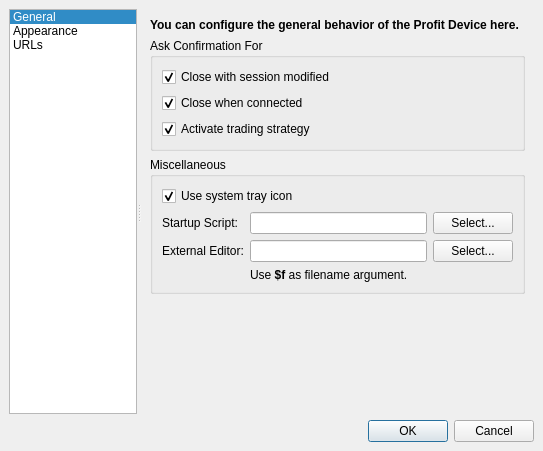
hpsilva/profitpy, file profit/widgets/ui_settingsdialog.ui: the form before one commit.
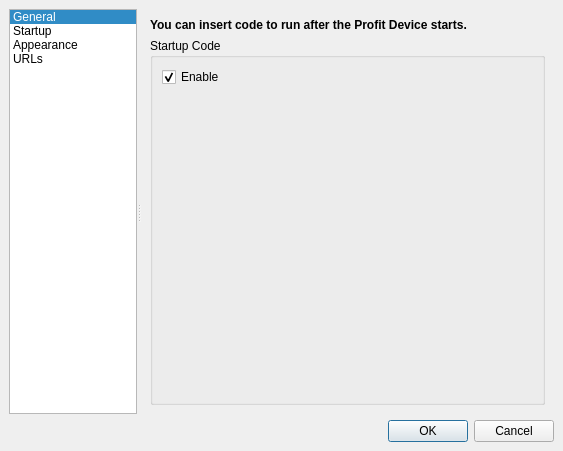
The form after the commit. The open tabs and pages were chosen to show the change. Icons and pictures are not drawn. Custom widgets are drawn as their Qt base class.

Diff of the .ui file:
```diff
--- a/profit/widgets/ui_settingsdialog.ui
+++ b/profit/widgets/ui_settingsdialog.ui
@@ -5,7 +5,7 @@
    <rect>
     <x>0</x>
     <y>0</y>
-    <width>543</width>
+    <width>563</width>
     <height>451</height>
    </rect>
   </property>
@@ -80,6 +80,15 @@
          <normaloff>:/images/icons/kcontrol.png</normaloff>:/images/icons/kcontrol.png</iconset>
        </property>
       </item>
+      <item>
+       <property name="text" >
+        <string>Startup</string>
+       </property>
+       <property name="icon" >
+        <iconset resource="profit.qrc" >
+         <normaloff>:/images/icons/source_py.png</normaloff>:/images/icons/source_py.png</iconset>
+       </property>
+      </item>
       <item>
        <property name="text" >
         <string>Appearance</string>
@@ -108,8 +117,8 @@
         <rect>
          <x>0</x>
          <y>0</y>
-         <width>393</width>
-         <height>401</height>
+         <width>411</width>
+         <height>400</height>
         </rect>
        </property>
        <layout class="QVBoxLayout" >
@@ -210,41 +219,24 @@
              <property name="spacing" >
               <number>6</number>
              </property>
-             <item row="0" column="0" >
-              <widget class="QLabel" name="label" >
-               <property name="text" >
-                <string>Startup Script:</string>
-               </property>
-              </widget>
-             </item>
-             <item row="1" column="1" >
+             <item row="0" column="1" >
               <widget class="QLineEdit" name="externalEditor" />
              </item>
-             <item row="1" column="0" >
+             <item row="0" column="0" >
               <widget class="QLabel" name="label" >
                <property name="text" >
                 <string>External Editor:</string>
                </property>
               </widget>
              </item>
-             <item row="1" column="2" >
-              <widget class="QPushButton" name="selectExternalEditor" >
-               <property name="text" >
-                <string>Select...</string>
-               </property>
-              </widget>
-             </item>
-             <item row="0" column="1" >
-              <widget class="QLineEdit" name="startupScript" />
-             </item>
              <item row="0" column="2" >
-              <widget class="QPushButton" name="selectStartupScript" >
+              <widget class="QPushButton" name="selectExternalEditor" >
                <property name="text" >
                 <string>Select...</string>
                </property>
               </widget>
              </item>
-             <item row="2" column="1" >
+             <item row="1" column="1" >
               <widget class="QLabel" name="label" >
                <property name="text" >
                 <string>Use &lt;b>$f&lt;/b> as filename argument.</string>
@@ -271,6 +263,68 @@
         </item>
        </layout>
       </widget>
+      <widget class="QWidget" name="startupPage" >
+       <layout class="QVBoxLayout" name="verticalLayout" >
+        <item>
+         <widget class="QLabel" name="label_2" >
+          <property name="text" >
+           <string>&lt;!DOCTYPE HTML PUBLIC "-//W3C//DTD HTML 4.0//EN" "http://www.w3.org/TR/REC-html40/strict.dtd">
+&lt;html>&lt;head>&lt;meta name="qrichtext" content="1" />&lt;style type="text/css">
+p, li { white-space: pre-wrap; }
+&lt;/style>&lt;/head>&lt;body style=" font-family:'DejaVu Sans'; font-size:10pt; font-weight:400; font-style:normal;">
+&lt;p style=" margin-top:0px; margin-bottom:0px; margin-left:0px; margin-right:0px; -qt-block-indent:0; text-indent:0px; font-family:'Sans Serif'; font-size:9pt;">&lt;span style=" font-weight:600;">You can insert code to run after the Profit Device starts.&lt;/span>&lt;/p>&lt;/body>&lt;/html></string>
+          </property>
+         </widget>
+        </item>
+        <item>
+         <widget class="QGroupBox" name="starupGroup" >
+          <property name="title" >
+           <string>Startup Code</string>
+          </property>
+          <property name="flat" >
+           <bool>true</bool>
+          </property>
+          <layout class="QVBoxLayout" name="_2" >
+           <property name="spacing" >
+            <number>6</number>
+           </property>
+           <property name="margin" >
+            <number>9</number>
+           </property>
+           <item>
+            <widget class="QCheckBox" name="enableStartupCode" >
+             <property name="text" >
+              <string>Enable</string>
+             </property>
+             <property name="checked" >
+              <bool>true</bool>
+             </property>
+            </widget>
+           </item>
+           <item>
+            <widget class="CallableSelectWidget" native="1" name="startupCallableSelect" />
+           </item>
+           <item>
+            <spacer name="verticalSpacer" >
+             <property name="orientation" >
+              <enum>Qt::Vertical</enum>
+             </property>
+             <property name="sizeHint" stdset="0" >
+              <size>
+               <width>20</width>
+               <height>40</height>
+              </size>
+             </property>
+            </spacer>
+           </item>
+          </layout>
+         </widget>
+        </item>
+       </layout>
+       <zorder>label_2</zorder>
+       <zorder>starupGroup</zorder>
+       <zorder>confirmActivateStrategy_2</zorder>
+      </widget>
       <widget class="QWidget" name="appearancePage" >
        <property name="geometry" >
         <rect>
@@ -661,6 +715,14 @@
    </item>
   </layout>
  </widget>
+ <customwidgets>
+  <customwidget>
+   <class>CallableSelectWidget</class>
+   <extends>QWidget</extends>
+   <header>callableselectwidget.h</header>
+   <container>1</container>
+  </customwidget>
+ </customwidgets>
  <tabstops>
   <tabstop>confirmCloseWhenModified</tabstop>
   <tabstop>confirmCloseWhenConnected</tabstop>
```
Left out of the diff: 30 changed lines with no effect on the pictures.
